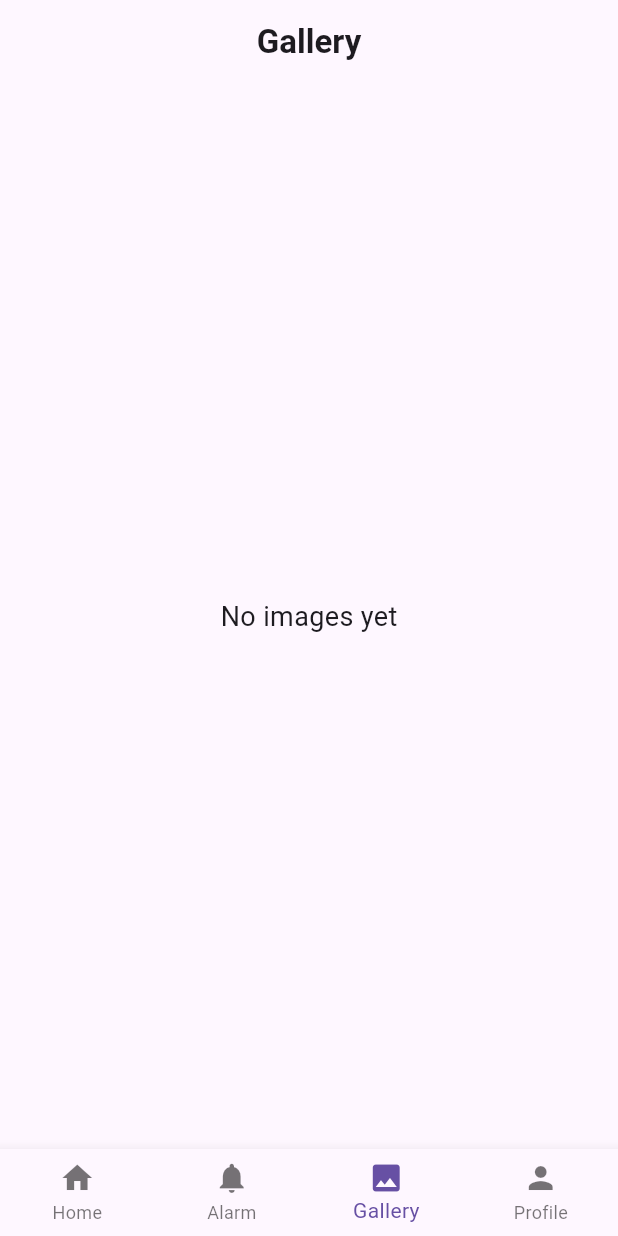
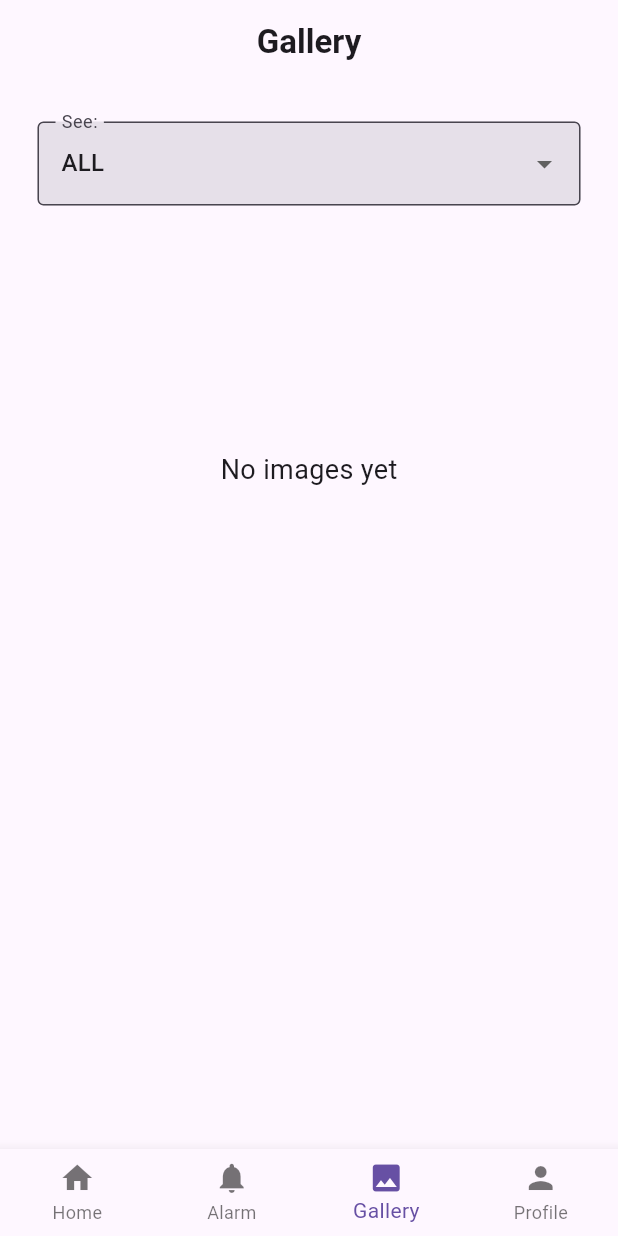
Before and after one commit to NeelDB/omni_guardian, a Flutter app: the screen it shows once a user with an empty profile is signed in, item 3 of the bottom bar chosen, on a phone screen of 412 x 824 dp. Run offline on Flutter 3.47's test engine with Material 3 defaults, Android fonts, the phone set to English and light mode, and no system bars; our stand-ins replace firebase_auth, firebase_core, flutter_bluetooth_serial, google_sign_in, permission_handler, shared_preferences and 2 more; missing offline and left inert: network_info_plus, shelf_router; accounts and stored records are empty; statements that could not run were skipped.

Commit message:
Gallery is now working with dropdown

```diff
--- a/lib/pages/gallery/gallery.dart
+++ b/lib/pages/gallery/gallery.dart
@@ -21,20 +21,25 @@ class _GalleryState extends State<Gallery> {
   String? selectedFilter = 'ALL';
 
   Future<void> getLastAlert() async {
-    Map<String, dynamic> alert = await Storage.getAlert();
+    //Map<String, dynamic> alert = await Storage.getAlert();
 
-    //String? alertJson = await Requests.getDefaultAlert();
-    //Map<String, dynamic> alert = jsonDecode(alertJson!);
+    String? alertJson = await Requests.getDefaultAlert();
+    Map<String, dynamic> alert = jsonDecode(alertJson!);
 
     Uint8List bytes = base64.decode(alert['imageBytes']);
     String caption = alert['timestamp'];
     Data img = Data(image: bytes, text: caption);
-    images.add(img);
+    setState(() {
+      images.add(img);
+    });
   }
 
   Future<void> listAlerts(String query) async {
     Map<String, dynamic> user = await Storage.getUser();
     String? alerts;
+    setState(() {
+      images.clear();
+    });
 
     if(query == "ALL") {
       alerts = await Requests.getAlerts(user['email'], user['authorizationToken']);
@@ -55,7 +60,9 @@ class _GalleryState extends State<Gallery> {
       String caption = alert['timestamp'];
       debugPrint(caption);
       Data img = Data(image: bytes, text: caption);
-      images.add(img);
+      setState(() {
+        images.add(img);
+      });
     }
   }
 
@@ -63,14 +70,7 @@ class _GalleryState extends State<Gallery> {
   Widget build(BuildContext context) {
     return Scaffold(
       appBar: MyAppBar('Gallery'),
-      body: images.isEmpty?
-        const Center(
-          child: Text(
-            'No images yet',
-            style: TextStyle(fontSize: 18.0),
-          ),
-        )
-          : Column(
+      body: Column(
         children: [
           Padding(
             padding: const EdgeInsets.all(25),
@@ -94,6 +94,16 @@ class _GalleryState extends State<Gallery> {
             ),
           ),
 
+          images.isEmpty?
+          const Expanded(
+            child: Center(
+              child: Text(
+                'No images yet',
+                style: TextStyle(fontSize: 18.0),
+              ),
+            ),
+          )
+              :
           const SizedBox(height: 15),
 
           Expanded(
```
